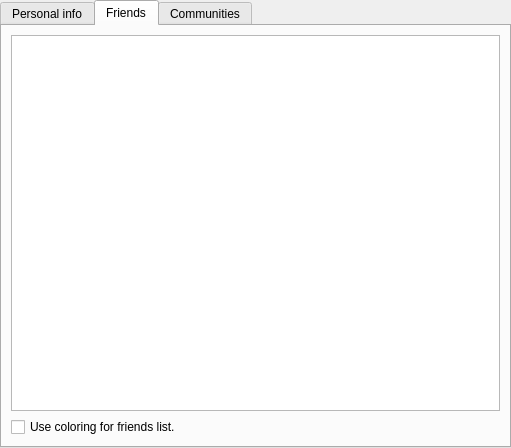
This is src/plugins/blogique/plugins/metida/profilewidget.ui in 0xd34df00d/leechcraft as Qt 5 draws it before an edit. The edited form follows.
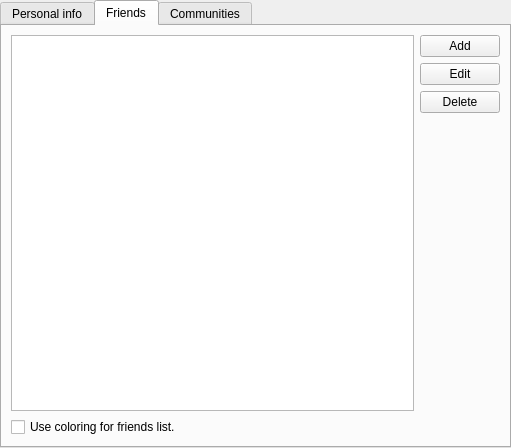
This is the edited form. The open tabs and pages were chosen to show the change.

Commit message: Blogique Metida: work with friends

```diff
--- a/src/plugins/blogique/plugins/metida/profilewidget.ui
+++ b/src/plugins/blogique/plugins/metida/profilewidget.ui
@@ -161,6 +161,44 @@
          </item>
         </layout>
        </item>
+       <item row="0" column="1">
+        <layout class="QVBoxLayout" name="verticalLayout_3">
+         <item>
+          <widget class="QPushButton" name="AddFriend_">
+           <property name="text">
+            <string>Add</string>
+           </property>
+          </widget>
+         </item>
+         <item>
+          <widget class="QPushButton" name="EditFriend_">
+           <property name="text">
+            <string>Edit</string>
+           </property>
+          </widget>
+         </item>
+         <item>
+          <widget class="QPushButton" name="DeleteFriend_">
+           <property name="text">
+            <string>Delete</string>
+           </property>
+          </widget>
+         </item>
+         <item>
+          <spacer name="verticalSpacer_5">
+           <property name="orientation">
+            <enum>Qt::Vertical</enum>
+           </property>
+           <property name="sizeHint" stdset="0">
+            <size>
+             <width>20</width>
+             <height>40</height>
+            </size>
+           </property>
+          </spacer>
+         </item>
+        </layout>
+       </item>
       </layout>
      </widget>
      <widget class="QWidget" name="tab_2">
```
Left out of the diff: 8 changed lines with no effect on the pictures. The commit also changes 15 other files.
